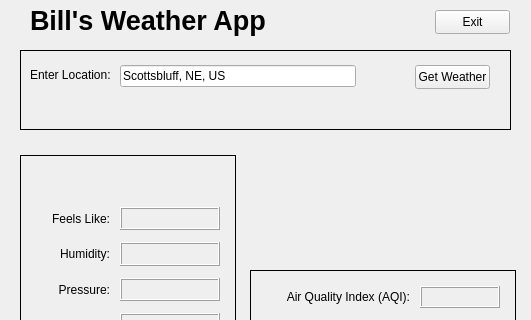
First picture: the form in main_window.ui, repository itinstructor/OWMPySide6, before the edit; both pictures show x 0 to 531 and y 0 to 320 of the 531 by 573 pixel window.
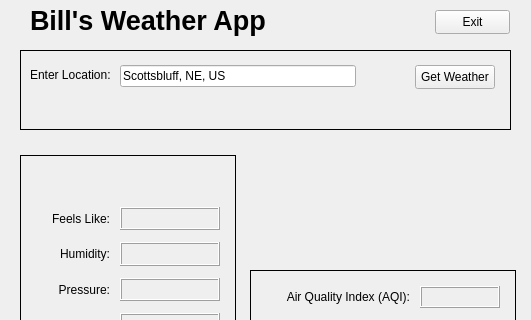
Second picture: the form after the edit.

```diff
--- a/main_window.ui
+++ b/main_window.ui
@@ -98,7 +98,7 @@
       <rect>
        <x>395</x>
        <y>15</y>
-       <width>75</width>
+       <width>80</width>
        <height>24</height>
       </rect>
      </property>
```
Left out of the diff: 120 changed lines with no effect on the pictures.
